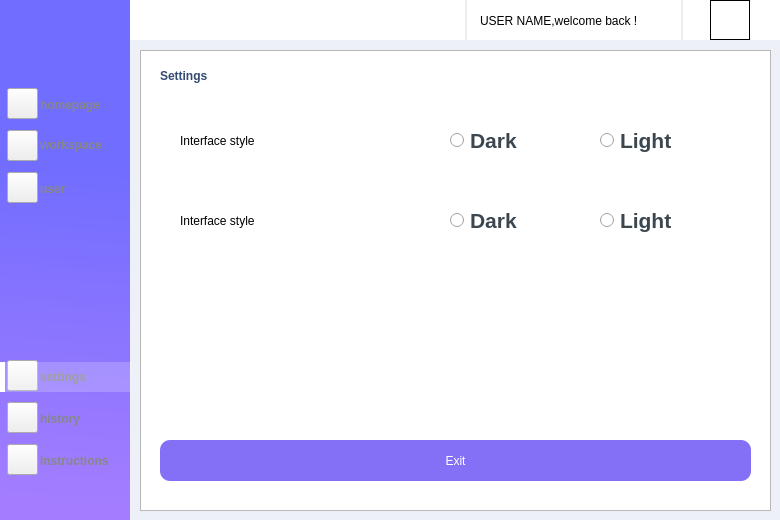
Qt form setting.ui (jimmyss/HelmetPanel) before a commit.
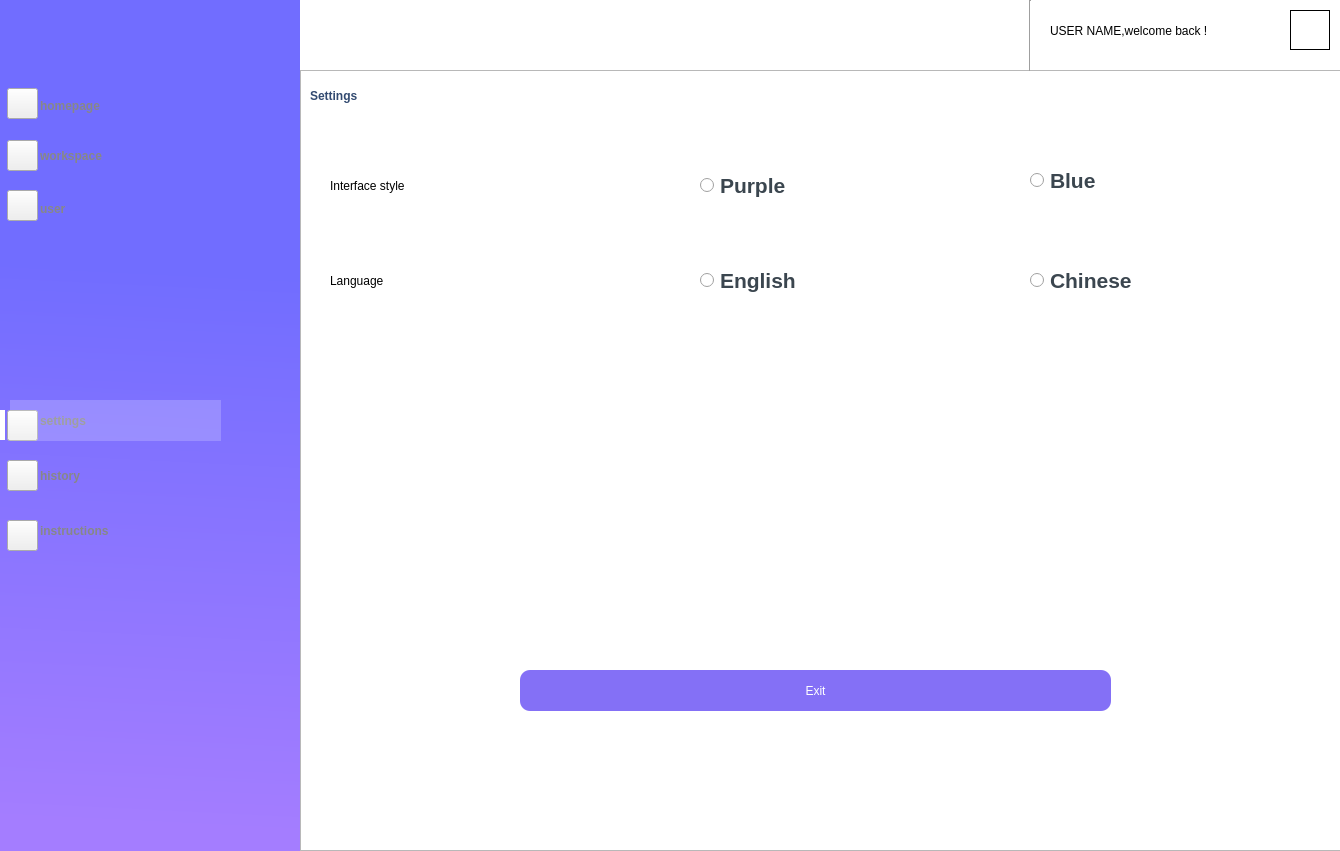
The same form after that commit. Icons and pictures are not drawn.

```diff
--- a/setting.ui
+++ b/setting.ui
@@ -6,20 +6,23 @@
    <rect>
     <x>0</x>
     <y>0</y>
-    <width>780</width>
-    <height>520</height>
+    <width>1340</width>
+    <height>851</height>
    </rect>
   </property>
   <property name="windowTitle">
    <string>Form</string>
   </property>
+  <property name="autoFillBackground">
+   <bool>true</bool>
+  </property>
   <widget class="QLabel" name="label_left">
    <property name="geometry">
     <rect>
      <x>-1</x>
      <y>0</y>
-     <width>140</width>
-     <height>520</height>
+     <width>301</width>
+     <height>851</height>
     </rect>
    </property>
    <property name="styleSheet">
@@ -32,10 +35,10 @@
   <widget class="QLabel" name="label_top">
    <property name="geometry">
     <rect>
-     <x>130</x>
+     <x>300</x>
      <y>0</y>
-     <width>650</width>
-     <height>40</height>
+     <width>1041</width>
+     <height>70</height>
     </rect>
    </property>
    <property name="styleSheet">
@@ -48,10 +51,10 @@
   <widget class="QLabel" name="label_botom">
    <property name="geometry">
     <rect>
-     <x>130</x>
-     <y>40</y>
-     <width>651</width>
-     <height>481</height>
+     <x>300</x>
+     <y>70</y>
+     <width>1041</width>
+     <height>771</height>
     </rect>
    </property>
    <property name="styleSheet">
@@ -61,44 +64,12 @@
     <string/>
    </property>
   </widget>
-  <widget class="QLabel" name="label_line1">
-   <property name="geometry">
-    <rect>
-     <x>465</x>
-     <y>0</y>
-     <width>2</width>
-     <height>40</height>
-    </rect>
-   </property>
-   <property name="styleSheet">
-    <string notr="true">background-color: rgb(238, 238, 238);</string>
-   </property>
-   <property name="text">
-    <string/>
-   </property>
-  </widget>
-  <widget class="QLabel" name="label_line2">
-   <property name="geometry">
-    <rect>
-     <x>681</x>
-     <y>0</y>
-     <width>2</width>
-     <height>40</height>
-    </rect>
-   </property>
-   <property name="styleSheet">
-    <string notr="true">background-color: rgb(238, 238, 238);</string>
-   </property>
-   <property name="text">
-    <string/>
-   </property>
-  </widget>
   <widget class="QLabel" name="label_welcome">
    <property name="geometry">
     <rect>
-     <x>480</x>
-     <y>0</y>
-     <width>211</width>
+     <x>1050</x>
+     <y>10</y>
+     <width>231</width>
      <height>41</height>
     </rect>
    </property>
@@ -129,7 +100,7 @@
    <property name="geometry">
     <rect>
      <x>7</x>
-     <y>130</y>
+     <y>140</y>
      <width>31</width>
      <height>31</height>
     </rect>
@@ -145,7 +116,7 @@
    <property name="geometry">
     <rect>
      <x>7</x>
-     <y>172</y>
+     <y>190</y>
      <width>31</width>
      <height>31</height>
     </rect>
@@ -161,7 +132,7 @@
    <property name="geometry">
     <rect>
      <x>7</x>
-     <y>360</y>
+     <y>410</y>
      <width>31</width>
      <height>31</height>
     </rect>
@@ -178,7 +149,7 @@
    <property name="geometry">
     <rect>
      <x>7</x>
-     <y>444</y>
+     <y>520</y>
      <width>31</width>
      <height>31</height>
     </rect>
@@ -194,7 +165,7 @@
    <property name="geometry">
     <rect>
      <x>7</x>
-     <y>402</y>
+     <y>460</y>
      <width>31</width>
      <height>31</height>
     </rect>
@@ -210,9 +181,9 @@
    <property name="geometry">
     <rect>
      <x>40</x>
-     <y>94</y>
-     <width>101</width>
-     <height>21</height>
+     <y>90</y>
+     <width>151</width>
+     <height>31</height>
     </rect>
    </property>
    <property name="styleSheet">
@@ -228,9 +199,9 @@
    <property name="geometry">
     <rect>
      <x>40</x>
-     <y>134</y>
-     <width>101</width>
-     <height>21</height>
+     <y>130</y>
+     <width>171</width>
+     <height>51</height>
     </rect>
    </property>
    <property name="styleSheet">
@@ -247,8 +218,8 @@
     <rect>
      <x>40</x>
      <y>178</y>
-     <width>101</width>
-     <height>21</height>
+     <width>151</width>
+     <height>61</height>
     </rect>
    </property>
    <property name="styleSheet">
@@ -264,9 +235,9 @@
    <property name="geometry">
     <rect>
      <x>40</x>
-     <y>366</y>
-     <width>101</width>
-     <height>21</height>
+     <y>400</y>
+     <width>161</width>
+     <height>41</height>
     </rect>
    </property>
    <property name="styleSheet">
@@ -282,9 +253,9 @@
    <property name="geometry">
     <rect>
      <x>40</x>
-     <y>408</y>
-     <width>101</width>
-     <height>21</height>
+     <y>450</y>
+     <width>151</width>
+     <height>51</height>
     </rect>
    </property>
    <property name="styleSheet">
@@ -300,9 +271,9 @@
    <property name="geometry">
     <rect>
      <x>40</x>
-     <y>450</y>
-     <width>101</width>
-     <height>21</height>
+     <y>500</y>
+     <width>181</width>
+     <height>61</height>
     </rect>
    </property>
    <property name="styleSheet">
@@ -318,7 +289,7 @@
    <property name="geometry">
     <rect>
      <x>0</x>
-     <y>362</y>
+     <y>410</y>
      <width>5</width>
      <height>30</height>
     </rect>
@@ -333,10 +304,10 @@
   <widget class="QLabel" name="label_white1">
    <property name="geometry">
     <rect>
-     <x>5</x>
-     <y>362</y>
-     <width>126</width>
-     <height>30</height>
+     <x>10</x>
+     <y>400</y>
+     <width>211</width>
+     <height>41</height>
     </rect>
    </property>
    <property name="styleSheet">
@@ -349,20 +320,23 @@
   <widget class="QListWidget" name="listWidget">
    <property name="geometry">
     <rect>
-     <x>140</x>
-     <y>50</y>
-     <width>631</width>
-     <height>461</height>
+     <x>300</x>
+     <y>70</y>
+     <width>1041</width>
+     <height>781</height>
     </rect>
    </property>
+   <property name="styleSheet">
+    <string notr="true"/>
+   </property>
   </widget>
   <widget class="QLabel" name="label_name">
    <property name="geometry">
     <rect>
-     <x>160</x>
-     <y>60</y>
-     <width>351</width>
-     <height>31</height>
+     <x>310</x>
+     <y>70</y>
+     <width>401</width>
+     <height>51</height>
     </rect>
    </property>
    <property name="styleSheet">
@@ -377,8 +351,8 @@
   <widget class="QPushButton" name="pushButton_6">
    <property name="geometry">
     <rect>
-     <x>160</x>
-     <y>440</y>
+     <x>520</x>
+     <y>670</y>
      <width>591</width>
      <height>41</height>
     </rect>
@@ -403,9 +377,9 @@
   <widget class="QGroupBox" name="horizontalGroupBox">
    <property name="geometry">
     <rect>
-     <x>160</x>
-     <y>110</y>
-     <width>591</width>
+     <x>260</x>
+     <y>150</y>
+     <width>1031</width>
      <height>61</height>
     </rect>
    </property>
@@ -416,10 +390,10 @@
    <widget class="QLabel" name="label_name1">
     <property name="geometry">
      <rect>
-      <x>20</x>
-      <y>10</y>
-      <width>231</width>
-      <height>41</height>
+      <x>70</x>
+      <y>20</y>
+      <width>281</width>
+      <height>31</height>
      </rect>
     </property>
     <property name="styleSheet">
@@ -430,37 +404,37 @@
      <string>Interface style</string>
     </property>
    </widget>
-   <widget class="QRadioButton" name="radioButton_2">
-    <property name="geometry">
-     <rect>
-      <x>290</x>
-      <y>10</y>
-      <width>111</width>
-      <height>41</height>
-     </rect>
-    </property>
-    <property name="font">
-     <font>
-      <family>.AppleSystemUIFont</family>
-      <pointsize>16</pointsize>
-      <weight>50</weight>
-      <italic>false</italic>
-      <bold>false</bold>
-     </font>
-    </property>
-    <property name="styleSheet">
-     <string notr="true">color: rgb(59, 70, 79);
-font-weight: bold;
-font: 16pt &quot;.AppleSystemUIFont&quot;;</string>
-    </property>
-    <property name="text">
-     <string>Dark</string>
-    </property>
-   </widget>
-   <widget class="QRadioButton" name="radioButton">
+   <widget class="QRadioButton" name="light_button">
     <property name="geometry">
      <rect>
       <x>440</x>
+      <y>20</y>
+      <width>141</width>
+      <height>31</height>
+     </rect>
+    </property>
+    <property name="font">
+     <font>
+      <family>.AppleSystemUIFont</family>
+      <pointsize>16</pointsize>
+      <weight>50</weight>
+      <italic>false</italic>
+      <bold>false</bold>
+     </font>
+    </property>
+    <property name="styleSheet">
+     <string notr="true">color: rgb(59, 70, 79);
+font-weight: bold;
+font: 16pt &quot;.AppleSystemUIFont&quot;;</string>
+    </property>
+    <property name="text">
+     <string>Purple</string>
+    </property>
+   </widget>
+   <widget class="QRadioButton" name="dark_button">
+    <property name="geometry">
+     <rect>
+      <x>770</x>
       <y>10</y>
       <width>111</width>
       <height>41</height>
@@ -481,7 +455,7 @@
 font: 16pt &quot;.AppleSystemUIFont&quot;;</string>
     </property>
     <property name="text">
-     <string>Light</string>
+     <string>Blue</string>
     </property>
    </widget>
   </widget>
@@ -489,8 +463,8 @@
    <property name="geometry">
     <rect>
      <x>160</x>
-     <y>190</y>
-     <width>591</width>
+     <y>250</y>
+     <width>1091</width>
      <height>61</height>
     </rect>
    </property>
@@ -501,7 +475,7 @@
    <widget class="QLabel" name="label_name1_2">
     <property name="geometry">
      <rect>
-      <x>20</x>
+      <x>170</x>
       <y>10</y>
       <width>231</width>
       <height>41</height>
@@ -512,15 +486,15 @@
 font: 17pt &quot;Poppins&quot;;</string>
     </property>
     <property name="text">
-     <string>Interface style</string>
+     <string>Language</string>
     </property>
    </widget>
    <widget class="QRadioButton" name="radioButton_3">
     <property name="geometry">
      <rect>
-      <x>290</x>
+      <x>540</x>
       <y>10</y>
-      <width>111</width>
+      <width>151</width>
       <height>41</height>
      </rect>
     </property>
@@ -539,15 +513,15 @@
 font: 16pt &quot;.AppleSystemUIFont&quot;;</string>
     </property>
     <property name="text">
-     <string>Dark</string>
+     <string>English</string>
     </property>
    </widget>
    <widget class="QRadioButton" name="radioButton_4">
     <property name="geometry">
      <rect>
-      <x>440</x>
+      <x>870</x>
       <y>10</y>
-      <width>111</width>
+      <width>171</width>
       <height>41</height>
      </rect>
     </property>
@@ -566,15 +540,15 @@
 font: 16pt &quot;.AppleSystemUIFont&quot;;</string>
     </property>
     <property name="text">
-     <string>Light</string>
+     <string>Chinese</string>
     </property>
    </widget>
   </widget>
   <widget class="QPushButton" name="pushButton_portrait">
    <property name="geometry">
     <rect>
-     <x>710</x>
-     <y>0</y>
+     <x>1290</x>
+     <y>10</y>
      <width>40</width>
      <height>40</height>
     </rect>
@@ -589,6 +563,19 @@
     <string/>
    </property>
   </widget>
+  <widget class="Line" name="line">
+   <property name="geometry">
+    <rect>
+     <x>1020</x>
+     <y>0</y>
+     <width>20</width>
+     <height>71</height>
+    </rect>
+   </property>
+   <property name="orientation">
+    <enum>Qt::Vertical</enum>
+   </property>
+  </widget>
  </widget>
  <resources/>
  <connections/>
```
Left out of the diff: 7 changed lines with no effect on the pictures.
